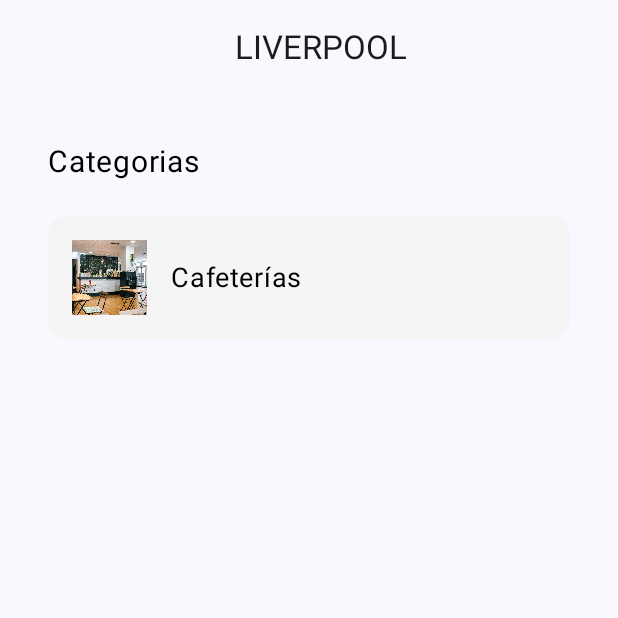
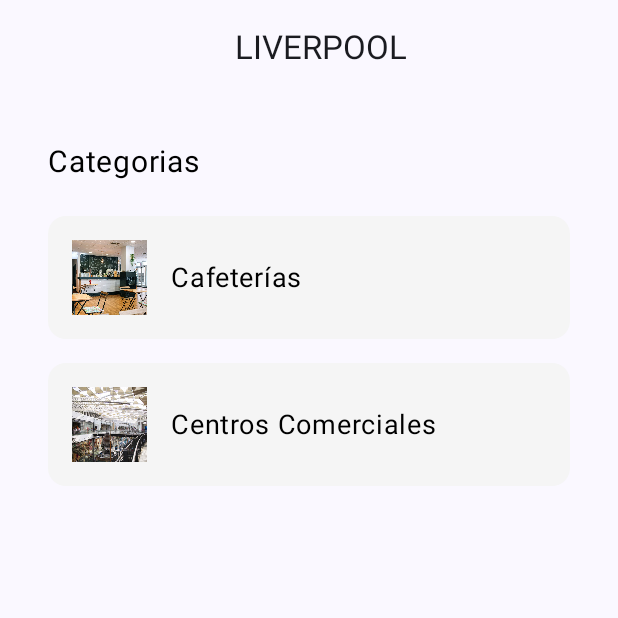
Before and after one commit to Jairop310/App30DiasMoviles, an Android app built with Jetpack Compose: the screen it shows after launch (MainActivity), on a phone screen of 412 x 824 dp, the top half of it. Run offline under Robolectric (Android 15) with nearby library versions, the phone set to English and light mode, and no system bars.

Commit message:
una cateoria mas

```diff
--- a/Liverpool/app/src/main/java/com/example/liverpool/Vistas/Controlador.kt
+++ b/Liverpool/app/src/main/java/com/example/liverpool/Vistas/Controlador.kt
@@ -17,14 +17,14 @@ class Controlador : ViewModel()
                 Recomendacion(R.string.bold_street_coffee, R.string.a1, R.drawable.boldstreet),
                 Recomendacion(R.string.rococo_coffee_house, R.string.vsdv, R.drawable.rococo),
                 Recomendacion(R.string._92_degrees_coffee, R.string.dfsdfdsfsd, R.drawable._2_degrees)
+            )),
+            Categoria(R.string.centros_comerciales,R.drawable.islazul_interior, listOf(
+            Recomendacion(R.string.asdsa, R.string.qwewqwq, R.drawable.liverpool_one),
+            Recomendacion(R.string.metquarter_liverpool, R.string.a123, R.drawable.metquarter),
+             Recomendacion(R.string.clayton_square_shopping_centre,R.string.zxcxzcz, R.drawable.clayton_square),
+            Recomendacion(R.string.st_johns_shopping_centre, R.string.mmmmmmm, R.drawable.st_johns_shopping),
+            Recomendacion(R.string.cavern_walks, R.string.ppppp, R.drawable.cavern_walks)
             ))
-//            Categoria("Centros Comerciales", listOf(
-//                Recomendacion("Liverpool ONE", "Extenso complejo comercial con más de 170 tiendas, restaurantes y opciones de entretenimiento.", "https://www.liverpool-one.com/"),
-//                Recomendacion("Metquarter Liverpool", "Centro comercial elegante que alberga boutiques de lujo y opciones gastronómicas.", "https://metquarter.com/"),
-//                Recomendacion("Clayton Square Shopping Centre", "Centro comercial céntrico con una variedad de tiendas minoristas y servicios.", "https://claytonsquare.co.uk/"),
-//                Recomendacion("St Johns Shopping Centre", "Ofrece una amplia gama de tiendas y es conocido por su mercado interior.", "https://stjohns-shopping.co.uk/"),
-//                Recomendacion("Cavern Walks", "Centro comercial boutique que cuenta con tiendas de diseñadores locales y nacionales.", "https://www.cavernwalks.co.uk/")
-//            )),
 //            Categoria("Restaurantes", listOf(
 //                Recomendacion("Bundobust", "Restaurante que fusiona la comida callejera india con una excelente selección de cervezas artesanales.", "https://bundobust.com/liverpool"),
 //                Recomendacion("Madre", "Ofrece auténtica cocina mexicana en un ambiente vibrante en el Albert Dock.", "https://thisismadre.co.uk/"),
--- a/Liverpool/app/src/main/res/values/strings.xml
+++ b/Liverpool/app/src/main/res/values/strings.xml
@@ -11,4 +11,15 @@
     <string name="a1">Conocida por su excelente café y ambiente acogedor en el corazón de Liverpool.</string>
     <string name="vsdv">Cafetería independiente con una atmósfera única y una selección de pasteles caseros.</string>
     <string name="dfsdfdsfsd">Tostador y cafetería local que ofrece granos de café de origen único y un ambiente relajado.</string>
+    <string name="asdsa">Liverpool ONE</string>
+    <string name="qwewqwq">Extenso complejo comercial con más de 170 tiendas, restaurantes y opciones de entretenimiento.</string>
+    <string name="metquarter_liverpool">Metquarter Liverpool</string>
+    <string name="a123">Centro comercial elegante que alberga boutiques de lujo y opciones gastronómicas.</string>
+    <string name="clayton_square_shopping_centre">Clayton Square Shopping Centre</string>
+    <string name="zxcxzcz">Centro comercial céntrico con una variedad de tiendas minoristas y servicios.</string>
+    <string name="st_johns_shopping_centre">St Johns Shopping Centre</string>
+    <string name="mmmmmmm">Ofrece una amplia gama de tiendas y es conocido por su mercado interior.</string>
+    <string name="centros_comerciales">Centros Comerciales</string>
+    <string name="cavern_walks">Cavern Walks</string>
+    <string name="ppppp">Centro comercial boutique que cuenta con tiendas de diseñadores locales y nacionales.</string>
 </resources>
```
Also changed, not shown: Liverpool/app/src/main/res/drawable/cavern_walks.jpg (added), Liverpool/app/src/main/res/drawable/clayton_square.jpg (added), Liverpool/app/src/main/res/drawable/liverpool_one.jpg (added), Liverpool/app/src/main/res/drawable/metquarter.jpg (added), Liverpool/app/src/main/res/drawable/st_johns_shopping.jpg (added), 5 other files.
